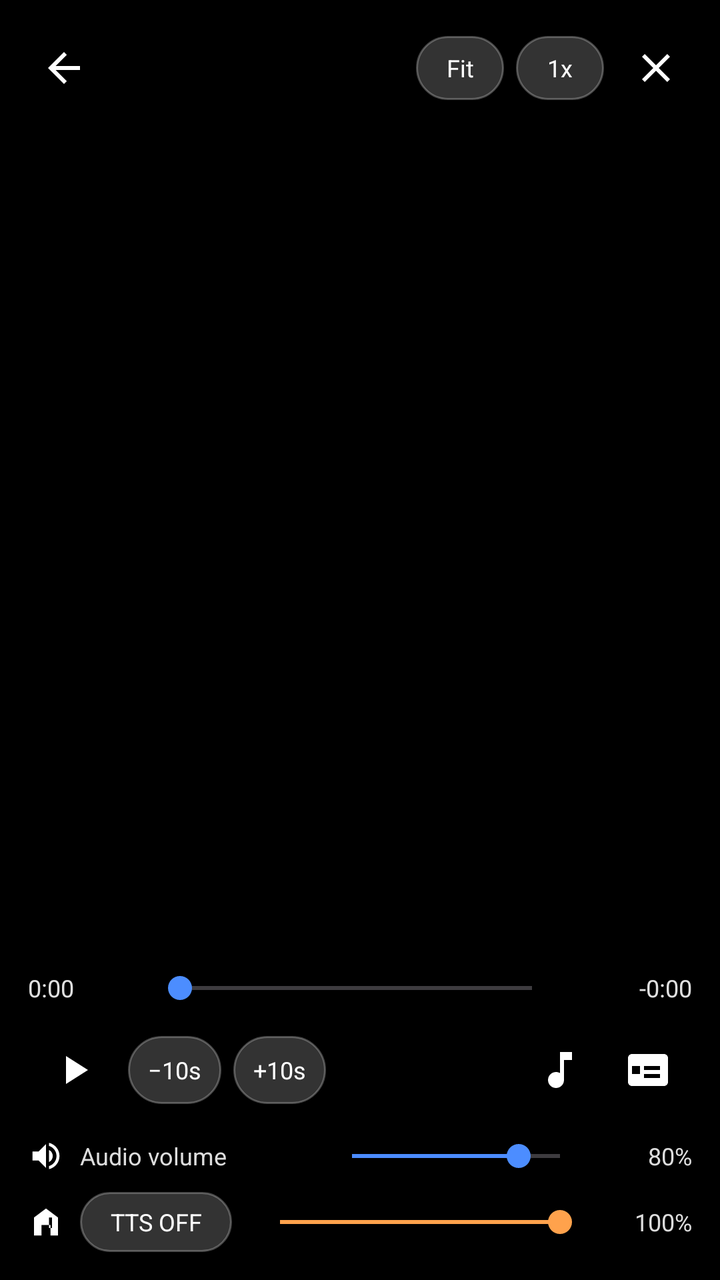
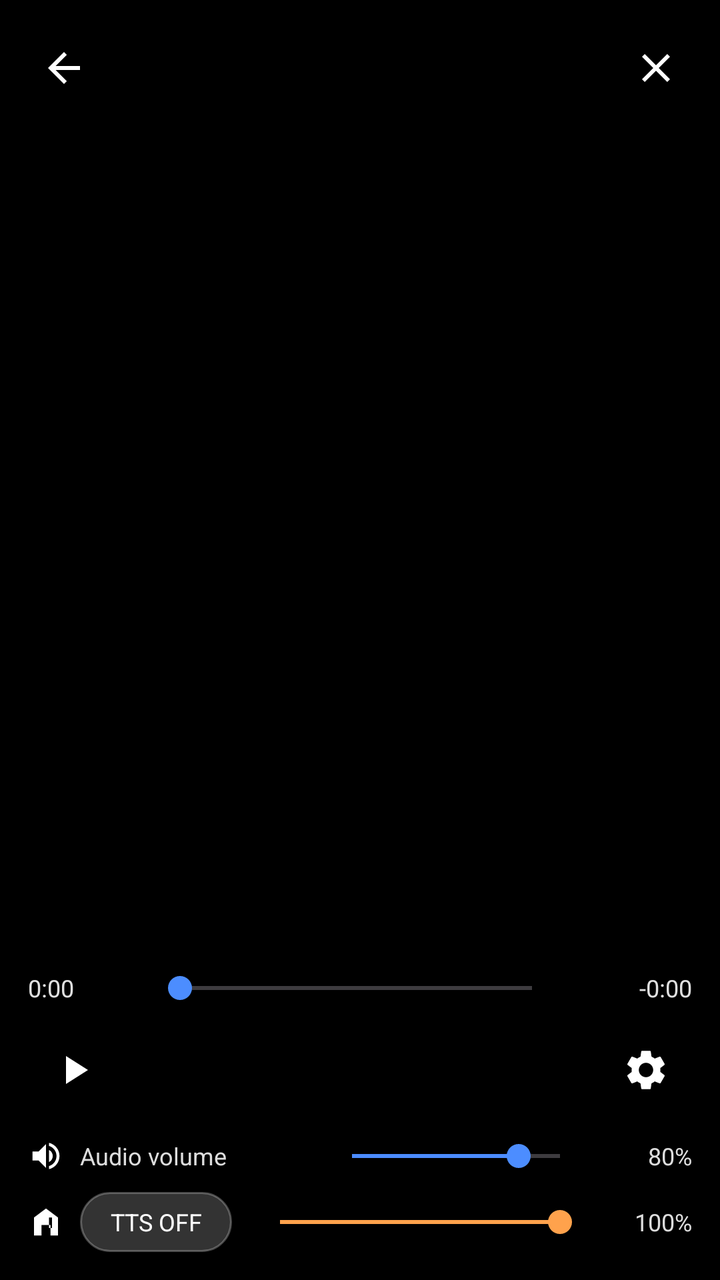

Screens rendered from an Android XML layout before and after an edit, with the pre-edit source and the edit as a unified diff.
<!-- AndroidManifest.xml: activity theme Theme.LightPlayer.Player -->
<!-- res/layout/activity_player.xml -->
<?xml version="1.0" encoding="utf-8"?>
<FrameLayout xmlns:android="http://schemas.android.com/apk/res/android"
    android:id="@+id/playerRoot"
    android:layout_width="match_parent"
    android:layout_height="match_parent"
    android:background="@android:color/black"
    android:keepScreenOn="true">

    <TextureView
        android:id="@+id/videoSurface"
        android:layout_width="match_parent"
        android:layout_height="match_parent" />

    <ProgressBar
        android:id="@+id/buffering"
        android:layout_width="48dp"
        android:layout_height="48dp"
        android:layout_gravity="center"
        android:visibility="gone" />

    <TextView
        android:id="@+id/seekHint"
        android:layout_width="wrap_content"
        android:layout_height="wrap_content"
        android:layout_gravity="center"
        android:background="@drawable/bg_subtitles"
        android:paddingHorizontal="16dp"
        android:paddingVertical="8dp"
        android:textColor="@android:color/white"
        android:textSize="18sp"
        android:visibility="gone" />

    <TextView
        android:id="@+id/gestureHud"
        android:layout_width="wrap_content"
        android:layout_height="wrap_content"
        android:layout_gravity="top|center_horizontal"
        android:layout_marginTop="84dp"
        android:background="@drawable/bg_subtitles"
        android:paddingHorizontal="16dp"
        android:paddingVertical="8dp"
        android:textColor="@android:color/white"
        android:textSize="16sp"
        android:visibility="gone" />

    <TextView
        android:id="@+id/subtitleText"
        android:layout_width="match_parent"
        android:layout_height="wrap_content"
        android:layout_gravity="bottom|center_horizontal"
        android:layout_marginStart="28dp"
        android:layout_marginEnd="28dp"
        android:layout_marginBottom="16dp"
        android:background="@drawable/bg_subtitles"
        android:gravity="center"
        android:paddingHorizontal="14dp"
        android:paddingVertical="6dp"
        android:textColor="@android:color/white"
        android:textSize="17sp"
        android:visibility="invisible" />

    
    <LinearLayout
        android:id="@+id/topBar"
        android:layout_width="match_parent"
        android:layout_height="wrap_content"
        android:layout_gravity="top"
        android:background="@drawable/bg_player_gradient_top"
        android:gravity="center_vertical"
        android:orientation="horizontal"
        android:paddingHorizontal="10dp"
        android:paddingTop="12dp"
        android:paddingBottom="28dp">

        <ImageButton
            android:id="@+id/btnBack"
            android:layout_width="44dp"
            android:layout_height="44dp"
            android:background="?attr/selectableItemBackgroundBorderless"
            android:contentDescription="@string/cd_back"
            android:src="@drawable/ic_back"
            android:tint="@android:color/white" />

        <TextView
            android:id="@+id/videoTitle"
            android:layout_width="0dp"
            android:layout_height="wrap_content"
            android:layout_marginStart="6dp"
            android:layout_weight="1"
            android:ellipsize="end"
            android:maxLines="1"
            android:textColor="@android:color/white"
            android:textSize="16sp"
            android:textStyle="bold" />

        <TextView
            android:id="@+id/btnAspect"
            android:layout_width="wrap_content"
            android:layout_height="32dp"
            android:layout_marginEnd="6dp"
            android:background="@drawable/bg_pill"
            android:contentDescription="@string/cd_aspect"
            android:gravity="center"
            android:minWidth="44dp"
            android:paddingHorizontal="10dp"
            android:text="@string/aspect_fit"
            android:textColor="@android:color/white"
            android:textSize="12sp" />

        <TextView
            android:id="@+id/btnSpeed"
            android:layout_width="wrap_content"
            android:layout_height="32dp"
            android:layout_marginEnd="4dp"
            android:background="@drawable/bg_pill"
            android:contentDescription="@string/cd_speed"
            android:gravity="center"
            android:minWidth="44dp"
            android:paddingHorizontal="10dp"
            android:text="1x"
            android:textColor="@android:color/white"
            android:textSize="12sp" />

        <ImageButton
            android:id="@+id/btnClose"
            android:layout_width="44dp"
            android:layout_height="44dp"
            android:background="?attr/selectableItemBackgroundBorderless"
            android:contentDescription="@string/cd_close"
            android:src="@drawable/ic_close"
            android:tint="@android:color/white" />
    </LinearLayout>

    
    <LinearLayout
        android:id="@+id/controls"
        android:layout_width="match_parent"
        android:layout_height="wrap_content"
        android:layout_gravity="bottom"
        android:background="@drawable/bg_player_gradient"
        android:orientation="vertical"
        android:paddingHorizontal="14dp"
        android:paddingTop="28dp"
        android:paddingBottom="14dp">

        <LinearLayout
            android:layout_width="match_parent"
            android:layout_height="wrap_content"
            android:gravity="center_vertical"
            android:orientation="horizontal">

            <TextView
                android:id="@+id/timeElapsed"
                android:layout_width="52dp"
                android:layout_height="wrap_content"
                android:text="0:00"
                android:textColor="#E0E0E0"
                android:textSize="12sp" />

            <SeekBar
                android:id="@+id/seekBar"
                android:layout_width="0dp"
                android:layout_height="32dp"
                android:layout_marginHorizontal="8dp"
                android:layout_weight="1"
                android:max="100"
                android:progressTint="@color/accent"
                android:thumbTint="@color/accent" />

            <TextView
                android:id="@+id/timeRemaining"
                android:layout_width="56dp"
                android:layout_height="wrap_content"
                android:gravity="end"
                android:text="-0:00"
                android:textColor="#E0E0E0"
                android:textSize="12sp" />
        </LinearLayout>

        <LinearLayout
            android:layout_width="match_parent"
            android:layout_height="wrap_content"
            android:layout_marginTop="2dp"
            android:gravity="center_vertical"
            android:orientation="horizontal">

            <ImageButton
                android:id="@+id/btnPrev"
                android:layout_width="40dp"
                android:layout_height="40dp"
                android:background="?attr/selectableItemBackgroundBorderless"
                android:contentDescription="@string/cd_prev"
                android:src="@drawable/ic_skip_prev"
                android:tint="@android:color/white"
                android:visibility="gone" />

            <ImageButton
                android:id="@+id/btnPlay"
                android:layout_width="46dp"
                android:layout_height="46dp"
                android:background="?attr/selectableItemBackgroundBorderless"
                android:contentDescription="@string/cd_play_pause"
                android:src="@drawable/ic_play"
                android:tint="@android:color/white" />

            <ImageButton
                android:id="@+id/btnNext"
                android:layout_width="40dp"
                android:layout_height="40dp"
                android:background="?attr/selectableItemBackgroundBorderless"
                android:contentDescription="@string/cd_next"
                android:src="@drawable/ic_skip_next"
                android:tint="@android:color/white"
                android:visibility="gone" />

            <TextView
                android:id="@+id/btnRewind"
                android:layout_width="wrap_content"
                android:layout_height="34dp"
                android:layout_marginStart="4dp"
                android:background="@drawable/bg_pill"
                android:contentDescription="@string/cd_rewind"
                android:gravity="center"
                android:paddingHorizontal="10dp"
                android:text="@string/player_back_10"
                android:textColor="@android:color/white"
                android:textSize="12sp" />

            <TextView
                android:id="@+id/btnForward"
                android:layout_width="wrap_content"
                android:layout_height="34dp"
                android:layout_marginStart="6dp"
                android:background="@drawable/bg_pill"
                android:contentDescription="@string/cd_forward"
                android:gravity="center"
                android:paddingHorizontal="10dp"
                android:text="@string/player_fwd_10"
                android:textColor="@android:color/white"
                android:textSize="12sp" />

            <Space
                android:layout_width="0dp"
                android:layout_height="1dp"
                android:layout_weight="1" />

            <ImageButton
                android:id="@+id/btnAudio"
                android:layout_width="44dp"
                android:layout_height="44dp"
                android:layout_marginStart="4dp"
                android:background="?attr/selectableItemBackgroundBorderless"
                android:contentDescription="@string/cd_audio"
                android:src="@drawable/ic_music"
                android:tint="@android:color/white" />

            <ImageButton
                android:id="@+id/btnSubs"
                android:layout_width="44dp"
                android:layout_height="44dp"
                android:background="?attr/selectableItemBackgroundBorderless"
                android:contentDescription="@string/cd_subtitles"
                android:src="@drawable/ic_subtitles"
                android:tint="@android:color/white" />

</LinearLayout>

        <LinearLayout
            android:layout_width="match_parent"
            android:layout_height="wrap_content"
            android:layout_marginTop="6dp"
            android:gravity="center_vertical"
            android:orientation="horizontal">

            <ImageView
                android:layout_width="18dp"
                android:layout_height="18dp"
                android:importantForAccessibility="no"
                android:src="@drawable/ic_volume_video"
                android:tint="@android:color/white" />

            <TextView
                android:layout_width="112dp"
                android:layout_height="wrap_content"
                android:layout_marginStart="8dp"
                android:text="@string/player_video_volume"
                android:textColor="#DDDDDD"
                android:textSize="12sp" />

            <SeekBar
                android:id="@+id/videoVol"
                android:layout_width="0dp"
                android:layout_height="28dp"
                android:layout_marginHorizontal="8dp"
                android:layout_weight="1"
                android:max="100"
                android:progress="80"
                android:progressTint="@color/accent"
                android:thumbTint="@color/accent" />

            <TextView
                android:id="@+id/videoVolValue"
                android:layout_width="42dp"
                android:layout_height="wrap_content"
                android:gravity="end"
                android:text="80%"
                android:textColor="#DDDDDD"
                android:textSize="12sp" />
        </LinearLayout>

        <LinearLayout
            android:layout_width="match_parent"
            android:layout_height="wrap_content"
            android:layout_marginTop="4dp"
            android:gravity="center_vertical"
            android:orientation="horizontal">

            <ImageView
                android:layout_width="18dp"
                android:layout_height="18dp"
                android:importantForAccessibility="no"
                android:src="@drawable/ic_tts"
                android:tint="@android:color/white" />

            <TextView
                android:id="@+id/ttsChip"
                android:layout_width="wrap_content"
                android:layout_height="30dp"
                android:layout_marginStart="8dp"
                android:background="@drawable/bg_pill"
                android:gravity="center"
                android:minWidth="76dp"
                android:paddingHorizontal="12dp"
                android:text="@string/player_tts_off"
                android:textColor="@android:color/white"
                android:textSize="12sp" />

            <SeekBar
                android:id="@+id/ttsVol"
                android:layout_width="0dp"
                android:layout_height="28dp"
                android:layout_marginHorizontal="8dp"
                android:layout_weight="1"
                android:max="100"
                android:progress="100"
                android:progressTint="@color/accent_tts"
                android:thumbTint="@color/accent_tts" />

            <TextView
                android:id="@+id/ttsVolValue"
                android:layout_width="42dp"
                android:layout_height="wrap_content"
                android:gravity="end"
                android:text="100%"
                android:textColor="#DDDDDD"
                android:textSize="12sp" />
        </LinearLayout>
    </LinearLayout>
</FrameLayout>
<!-- resources referenced by this layout -->
<resources>
  <color name="accent">#4C8DFF</color>
  <color name="accent_tts">#FFA24C</color>
  <!-- drawable bg_pill (drawable) -->
  <?xml version="1.0" encoding="utf-8"?>
  <shape xmlns:android="http://schemas.android.com/apk/res/android" android:shape="rectangle">
      <solid android:color="#33FFFFFF" />
      <stroke android:width="1dp" android:color="#44FFFFFF" />
      <corners android:radius="17dp" />
  </shape>
  <!-- drawable bg_player_gradient (drawable) -->
  <?xml version="1.0" encoding="utf-8"?>
  <shape xmlns:android="http://schemas.android.com/apk/res/android" android:shape="rectangle">
      <gradient
          android:angle="270"
          android:startColor="#00000000"
          android:endColor="#E6000000" />
  </shape>
  <!-- drawable bg_player_gradient_top (drawable) -->
  <?xml version="1.0" encoding="utf-8"?>
  <shape xmlns:android="http://schemas.android.com/apk/res/android" android:shape="rectangle">
      <gradient
          android:angle="90"
          android:startColor="#00000000"
          android:endColor="#CC000000" />
  </shape>
  <!-- drawable bg_subtitles (drawable) -->
  <?xml version="1.0" encoding="utf-8"?>
  <shape xmlns:android="http://schemas.android.com/apk/res/android" android:shape="rectangle">
      <solid android:color="#B3000000" />
      <corners android:radius="8dp" />
  </shape>
  <!-- drawable ic_music (drawable) -->
  <vector xmlns:android="http://schemas.android.com/apk/res/android"
      android:width="24dp" android:height="24dp"
      android:viewportWidth="24" android:viewportHeight="24"
      android:tint="?attr/colorControlNormal">
      <path android:fillColor="@android:color/white"
          android:pathData="M12,3v10.55c-0.59,-0.34 -1.27,-0.55 -2,-0.55 -2.21,0 -4,1.79 -4,4s1.79,4 4,4 4,-1.79 4,-4V7h4V3h-6z" />
  </vector>
  <!-- drawable ic_play (drawable) -->
  <vector xmlns:android="http://schemas.android.com/apk/res/android"
      android:width="24dp" android:height="24dp"
      android:viewportWidth="24" android:viewportHeight="24"
      android:tint="?attr/colorControlNormal">
      <path android:fillColor="@android:color/white" android:pathData="M8,5v14l11,-7z" />
  </vector>
  <!-- drawable ic_subtitles (drawable) -->
  <vector xmlns:android="http://schemas.android.com/apk/res/android"
      android:width="24dp" android:height="24dp"
      android:viewportWidth="24" android:viewportHeight="24"
      android:tint="?attr/colorControlNormal">
      <path android:fillColor="@android:color/white"
          android:pathData="M20,4H4c-1.1,0 -2,0.9 -2,2v12c0,1.1 0.9,2 2,2h16c1.1,0 2,-0.9 2,-2V6c0,-1.1 -0.9,-2 -2,-2zM4,12h4v2H4v-2zM4,10h4v2H4v-2zM14,16h-4v-2h4v2zM14,12h-4v-2h4v2zM18,16h-4v-2h4v2zM18,12h-4v-2h4v2z" />
  </vector>
  <string name="aspect_fit">Fit</string>
  <string name="cd_aspect">Aspect ratio</string>
  <string name="cd_audio">Audio tracks</string>
  <string name="cd_back">Back</string>
  <string name="cd_close">Close</string>
  <string name="cd_forward">Forward 10 seconds</string>
  <string name="cd_next">Next video</string>
  <string name="cd_play_pause">Play or pause</string>
  <string name="cd_prev">Previous video</string>
  <string name="cd_rewind">Back 10 seconds</string>
  <string name="cd_speed">Playback speed</string>
  <string name="cd_subtitles">Choose subtitle file</string>
  <string name="player_back_10">−10s</string>
  <string name="player_fwd_10">+10s</string>
  <string name="player_tts_off">TTS OFF</string>
  <string name="player_video_volume">Audio volume</string>
  <style name="Theme.LightPlayer.Player" parent="Theme.LightPlayer">
          <item name="android:windowFullscreen">true</item>
          <item name="android:windowBackground">@android:color/black</item>
          <item name="android:statusBarColor">@android:color/black</item>
          <item name="android:navigationBarColor">@android:color/black</item>
      </style>
  <color name="surface">#171A21</color>
  <color name="text_primary">#ECEDF2</color>
  <color name="text_secondary">#9AA0AE</color>
  <color name="bg">#0F1115</color>
  <!-- unchanged entries left out for length: 7 -->
</resources>

<!-- the commit's change to res/layout/activity_player.xml (unified diff, before → after) -->
@@ -93,34 +93,6 @@
             android:textSize="16sp"
             android:textStyle="bold" />
 
-        <TextView
-            android:id="@+id/btnAspect"
-            android:layout_width="wrap_content"
-            android:layout_height="32dp"
-            android:layout_marginEnd="6dp"
-            android:background="@drawable/bg_pill"
-            android:contentDescription="@string/cd_aspect"
-            android:gravity="center"
-            android:minWidth="44dp"
-            android:paddingHorizontal="10dp"
-            android:text="@string/aspect_fit"
-            android:textColor="@android:color/white"
-            android:textSize="12sp" />
-
-        <TextView
-            android:id="@+id/btnSpeed"
-            android:layout_width="wrap_content"
-            android:layout_height="32dp"
-            android:layout_marginEnd="4dp"
-            android:background="@drawable/bg_pill"
-            android:contentDescription="@string/cd_speed"
-            android:gravity="center"
-            android:minWidth="44dp"
-            android:paddingHorizontal="10dp"
-            android:text="1x"
-            android:textColor="@android:color/white"
-            android:textSize="12sp" />
-
         <ImageButton
             android:id="@+id/btnClose"
             android:layout_width="44dp"
@@ -213,54 +185,33 @@
                 android:tint="@android:color/white"
                 android:visibility="gone" />
 
-            <TextView
-                android:id="@+id/btnRewind"
-                android:layout_width="wrap_content"
-                android:layout_height="34dp"
-                android:layout_marginStart="4dp"
-                android:background="@drawable/bg_pill"
-                android:contentDescription="@string/cd_rewind"
-                android:gravity="center"
-                android:paddingHorizontal="10dp"
-                android:text="@string/player_back_10"
-                android:textColor="@android:color/white"
-                android:textSize="12sp" />
-
-            <TextView
-                android:id="@+id/btnForward"
-                android:layout_width="wrap_content"
-                android:layout_height="34dp"
-                android:layout_marginStart="6dp"
-                android:background="@drawable/bg_pill"
-                android:contentDescription="@string/cd_forward"
-                android:gravity="center"
-                android:paddingHorizontal="10dp"
-                android:text="@string/player_fwd_10"
-                android:textColor="@android:color/white"
-                android:textSize="12sp" />
-
-            <Space
+            
+            <HorizontalScrollView
+                android:id="@+id/pinnedScroll"
                 android:layout_width="0dp"
-                android:layout_height="1dp"
-                android:layout_weight="1" />
+                android:layout_height="46dp"
+                android:layout_marginStart="8dp"
+                android:layout_weight="1"
+                android:fillViewport="true"
+                android:overScrollMode="never"
+                android:scrollbars="none">
+
+                <LinearLayout
+                    android:id="@+id/pinnedStrip"
+                    android:layout_width="match_parent"
+                    android:layout_height="match_parent"
+                    android:gravity="center_vertical|end"
+                    android:orientation="horizontal" />
+            </HorizontalScrollView>
 
             <ImageButton
-                android:id="@+id/btnAudio"
-                android:layout_width="44dp"
-                android:layout_height="44dp"
+                android:id="@+id/btnMenu"
+                android:layout_width="46dp"
+                android:layout_height="46dp"
                 android:layout_marginStart="4dp"
                 android:background="?attr/selectableItemBackgroundBorderless"
-                android:contentDescription="@string/cd_audio"
-                android:src="@drawable/ic_music"
-                android:tint="@android:color/white" />
-
-            <ImageButton
-                android:id="@+id/btnSubs"
-                android:layout_width="44dp"
-                android:layout_height="44dp"
-                android:background="?attr/selectableItemBackgroundBorderless"
-                android:contentDescription="@string/cd_subtitles"
-                android:src="@drawable/ic_subtitles"
+                android:contentDescription="@string/cd_menu"
+                android:src="@drawable/ic_settings"
                 android:tint="@android:color/white" />
 
 </LinearLayout>
@@ -356,4 +307,27 @@
                 android:textSize="12sp" />
         </LinearLayout>
     </LinearLayout>
+
+    
+    <ScrollView
+        android:id="@+id/menuPanel"
+        android:layout_width="250dp"
+        android:layout_height="wrap_content"
+        android:layout_gravity="bottom|end"
+        android:layout_marginTop="72dp"
+        android:layout_marginEnd="14dp"
+        android:layout_marginBottom="160dp"
+        android:clickable="true"
+        android:elevation="10dp"
+        android:overScrollMode="ifContentScrolls"
+        android:scrollbars="none"
+        android:visibility="gone">
+
+        <LinearLayout
+            android:id="@+id/menuList"
+            android:layout_width="match_parent"
+            android:layout_height="wrap_content"
+            android:orientation="vertical"
+            android:paddingVertical="6dp" />
+    </ScrollView>
 </FrameLayout>
<!-- resource entries referenced after the edit -->
@@ -31,14 +31,6 @@
       <solid android:color="#B3000000" />
       <corners android:radius="8dp" />
   </shape>
-  <!-- drawable ic_music (drawable) -->
-  <vector xmlns:android="http://schemas.android.com/apk/res/android"
-      android:width="24dp" android:height="24dp"
-      android:viewportWidth="24" android:viewportHeight="24"
-      android:tint="?attr/colorControlNormal">
-      <path android:fillColor="@android:color/white"
-          android:pathData="M12,3v10.55c-0.59,-0.34 -1.27,-0.55 -2,-0.55 -2.21,0 -4,1.79 -4,4s1.79,4 4,4 4,-1.79 4,-4V7h4V3h-6z" />
-  </vector>
   <!-- drawable ic_play (drawable) -->
   <vector xmlns:android="http://schemas.android.com/apk/res/android"
       android:width="24dp" android:height="24dp"
@@ -46,28 +38,20 @@
       android:tint="?attr/colorControlNormal">
       <path android:fillColor="@android:color/white" android:pathData="M8,5v14l11,-7z" />
   </vector>
-  <!-- drawable ic_subtitles (drawable) -->
+  <!-- drawable ic_settings (drawable) -->
   <vector xmlns:android="http://schemas.android.com/apk/res/android"
       android:width="24dp" android:height="24dp"
       android:viewportWidth="24" android:viewportHeight="24"
       android:tint="?attr/colorControlNormal">
       <path android:fillColor="@android:color/white"
-          android:pathData="M20,4H4c-1.1,0 -2,0.9 -2,2v12c0,1.1 0.9,2 2,2h16c1.1,0 2,-0.9 2,-2V6c0,-1.1 -0.9,-2 -2,-2zM4,12h4v2H4v-2zM4,10h4v2H4v-2zM14,16h-4v-2h4v2zM14,12h-4v-2h4v2zM18,16h-4v-2h4v2zM18,12h-4v-2h4v2z" />
+          android:pathData="M19.14,12.94c0.04,-0.3 0.06,-0.61 0.06,-0.94 0,-0.32 -0.02,-0.64 -0.07,-0.94l2.03,-1.58c0.18,-0.14 0.23,-0.41 0.12,-0.61l-1.92,-3.32c-0.12,-0.22 -0.37,-0.29 -0.59,-0.22l-2.39,0.96c-0.5,-0.38 -1.03,-0.7 -1.62,-0.94L14.4,2.81c-0.04,-0.24 -0.24,-0.41 -0.48,-0.41h-3.84c-0.24,0 -0.43,0.17 -0.47,0.41L9.25,5.35C8.66,5.59 8.12,5.92 7.63,6.29L5.24,5.33c-0.22,-0.08 -0.47,0 -0.59,0.22L2.74,8.87C2.62,9.08 2.66,9.34 2.86,9.48l2.03,1.58C4.84,11.36 4.8,11.69 4.8,12s0.02,0.64 0.07,0.94l-2.03,1.58c-0.18,0.14 -0.23,0.41 -0.12,0.61l1.92,3.32c0.12,0.22 0.37,0.29 0.59,0.22l2.39,-0.96c0.5,0.38 1.03,0.7 1.62,0.94l0.36,2.54c0.05,0.24 0.24,0.41 0.48,0.41h3.84c0.24,0 0.44,-0.17 0.47,-0.41l0.36,-2.54c0.59,-0.24 1.13,-0.56 1.62,-0.94l2.39,0.96c0.22,0.08 0.47,0 0.59,-0.22l1.92,-3.32c0.12,-0.22 0.07,-0.47 -0.12,-0.61L19.14,12.94zM12,15.6c-1.98,0 -3.6,-1.62 -3.6,-3.6s1.62,-3.6 3.6,-3.6 3.6,1.62 3.6,3.6 -1.62,3.6 -3.6,3.6z" />
   </vector>
-  <string name="aspect_fit">Fit</string>
-  <string name="cd_aspect">Aspect ratio</string>
-  <string name="cd_audio">Audio tracks</string>
   <string name="cd_back">Back</string>
   <string name="cd_close">Close</string>
-  <string name="cd_forward">Forward 10 seconds</string>
+  <string name="cd_menu">Player menu</string>
   <string name="cd_next">Next video</string>
   <string name="cd_play_pause">Play or pause</string>
   <string name="cd_prev">Previous video</string>
-  <string name="cd_rewind">Back 10 seconds</string>
-  <string name="cd_speed">Playback speed</string>
-  <string name="cd_subtitles">Choose subtitle file</string>
-  <string name="player_back_10">−10s</string>
-  <string name="player_fwd_10">+10s</string>
   <string name="player_tts_off">TTS OFF</string>
   <string name="player_video_volume">Audio volume</string>
   <style name="Theme.LightPlayer.Player" parent="Theme.LightPlayer">
